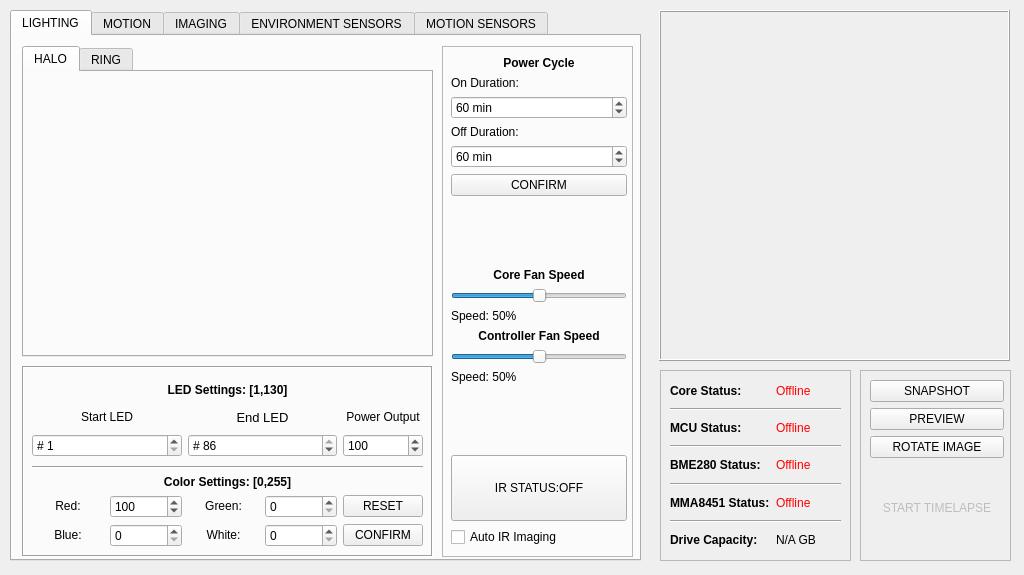
CoCl-Jerry/SciSpin_Max_Dev, file _ui/Clinostat.ui: the form before one commit.
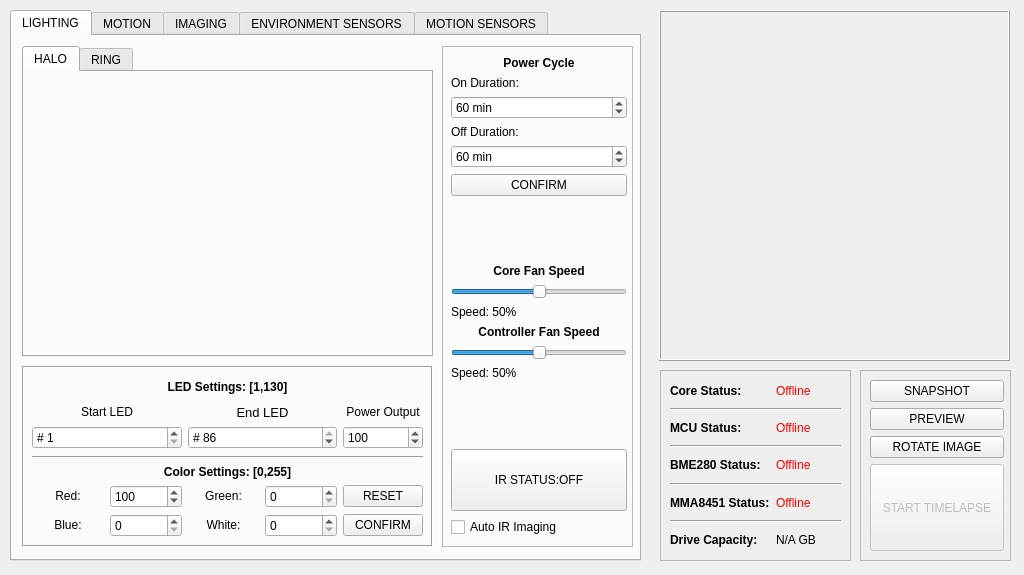
The form after the commit. Icons and pictures are not drawn. Custom widgets are drawn as their Qt base class.

Diff of the .ui file:
```diff
--- a/_ui/Clinostat.ui
+++ b/_ui/Clinostat.ui
@@ -77,7 +77,7 @@
         <x>430</x>
         <y>10</y>
         <width>191</width>
-        <height>511</height>
+        <height>501</height>
        </rect>
       </property>
       <property name="frameShape">
@@ -92,7 +92,7 @@
          <x>9</x>
          <y>10</y>
          <width>176</width>
-         <height>491</height>
+         <height>481</height>
         </rect>
        </property>
        <layout class="QVBoxLayout" name="verticalLayout_18">
@@ -297,7 +297,7 @@
         <property name="geometry">
          <rect>
           <x>70</x>
-          <y>10</y>
+          <y>5</y>
           <width>270</width>
           <height>270</height>
          </rect>
@@ -331,7 +331,7 @@
         <x>10</x>
         <y>330</y>
         <width>411</width>
-        <height>191</height>
+        <height>181</height>
        </rect>
       </property>
       <property name="frameShape">
@@ -346,7 +346,7 @@
          <x>10</x>
          <y>10</y>
          <width>391</width>
-         <height>171</height>
+         <height>161</height>
         </rect>
        </property>
        <layout class="QGridLayout" name="gridLayout_3">
@@ -1956,7 +1956,7 @@
          </size>
         </property>
         <property name="flat">
-         <bool>true</bool>
+         <bool>false</bool>
         </property>
        </widget>
       </item>
```
Left out of the diff: 4 changed lines with no effect on the pictures.
